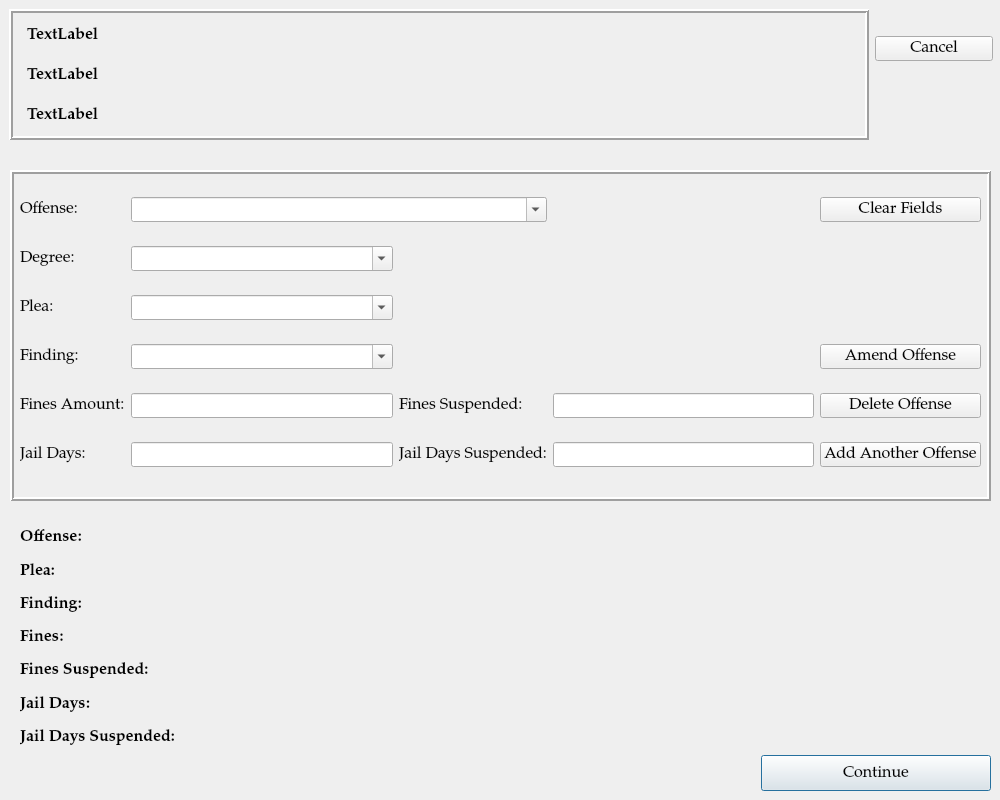
Before: the Qt Designer form ui/SentencingDialog.ui in HunterProgram22/MuniEntry, drawn with Qt 5.
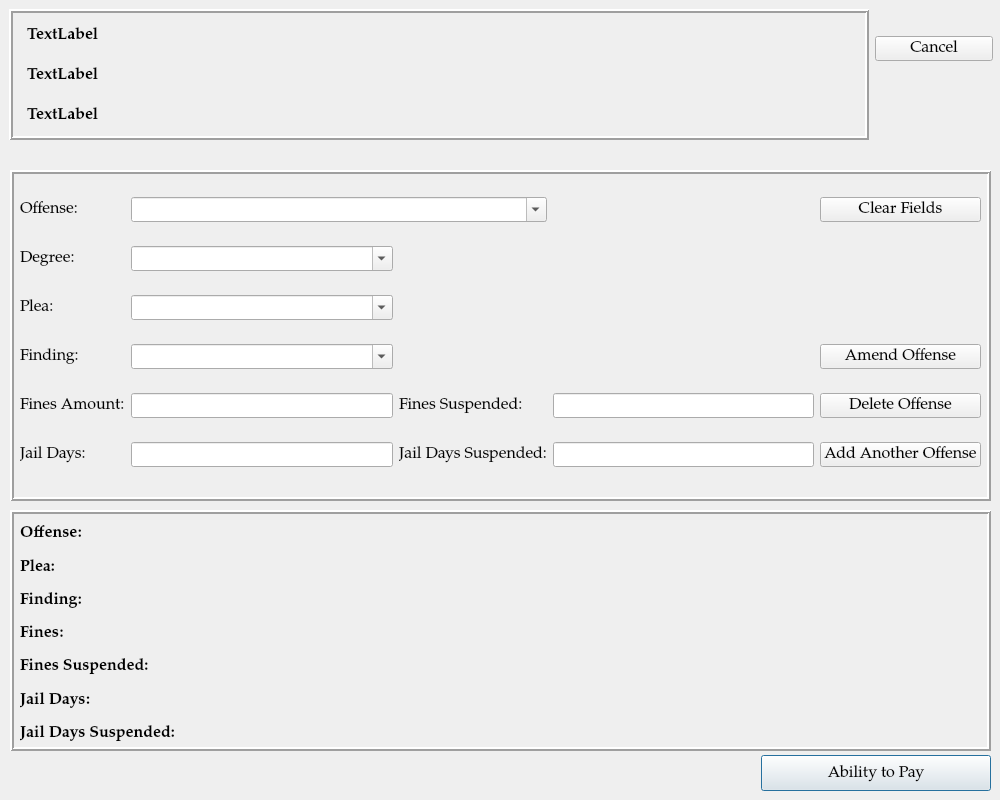
After: the same form once the commit is applied.

Commit message: Started to add charge grid for other dialogs - not complete.

```diff
--- a/ui/SentencingDialog.ui
+++ b/ui/SentencingDialog.ui
@@ -135,7 +135,7 @@
     </rect>
    </property>
    <property name="text">
-    <string>Continue</string>
+    <string>Ability to Pay</string>
    </property>
   </widget>
   <widget class="QFrame" name="frame_2">
@@ -420,12 +420,33 @@
     </item>
    </layout>
   </widget>
+  <widget class="QFrame" name="frame">
+   <property name="geometry">
+    <rect>
+     <x>10</x>
+     <y>510</y>
+     <width>981</width>
+     <height>241</height>
+    </rect>
+   </property>
+   <property name="frameShape">
+    <enum>QFrame::Box</enum>
+   </property>
+   <property name="frameShadow">
+    <enum>QFrame::Raised</enum>
+   </property>
+   <property name="lineWidth">
+    <number>2</number>
+   </property>
+   <property name="midLineWidth">
+    <number>0</number>
+   </property>
   <widget class="QWidget" name="">
    <property name="geometry">
     <rect>
-     <x>20</x>
-     <y>524</y>
-     <width>971</width>
+      <x>10</x>
+      <y>10</y>
+      <width>961</width>
      <height>227</height>
     </rect>
    </property>
@@ -525,6 +546,7 @@
      </widget>
     </item>
    </layout>
+   </widget>
   </widget>
  </widget>
  <tabstops>
```
Left out of the diff: 49 changed lines with no effect on the pictures. Lines whose indentation alone changed are shown as unchanged. The commit also changes 6 other files.
